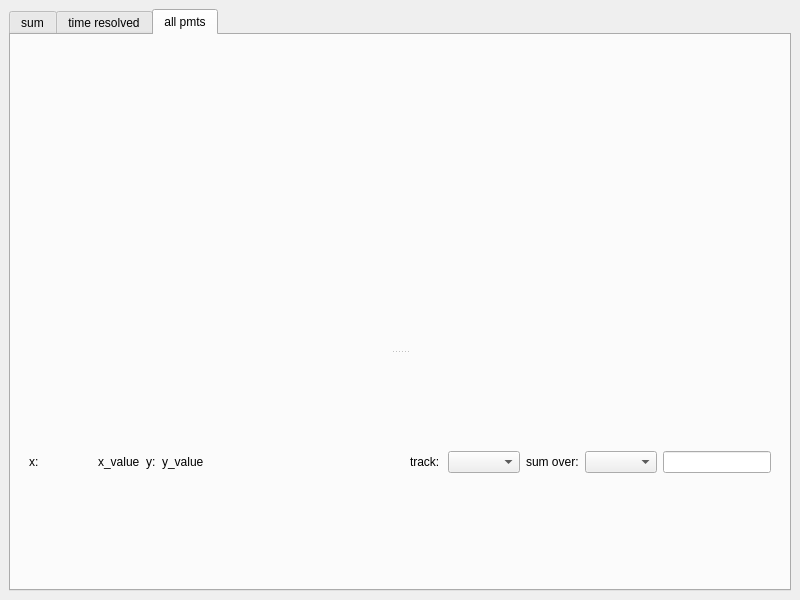
First picture: the form in TildaHost/source/Interface/LiveDataPlottingUi/Ui_LiveDataPlotting.ui, repository lasersphere/Tilda, before the edit.
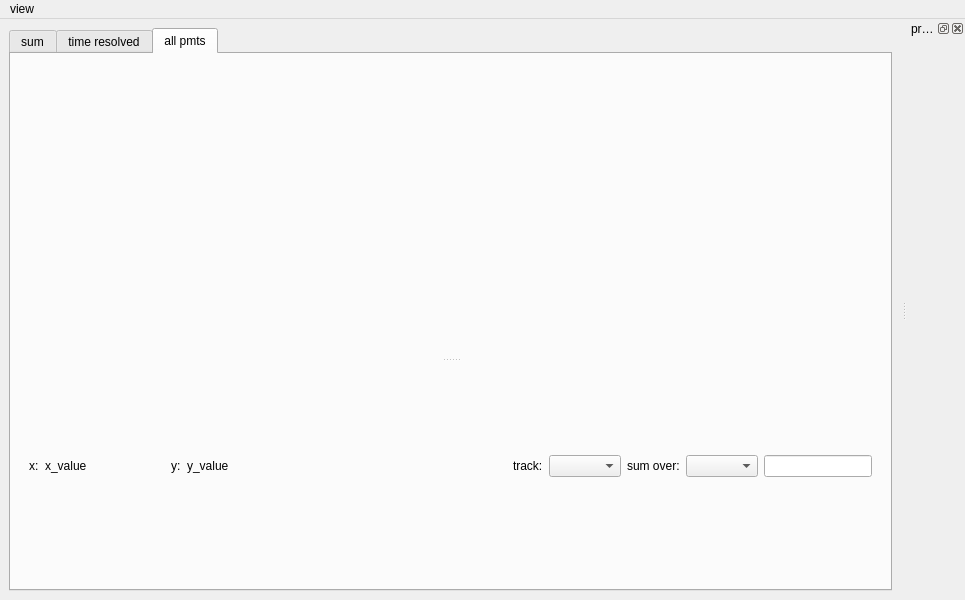
Second picture: the form after the edit. The open tabs and pages were chosen to show the change.

Commit message: merged progress win into livedataplotUi

```diff
--- a/TildaHost/source/Interface/LiveDataPlottingUi/Ui_LiveDataPlotting.ui
+++ b/TildaHost/source/Interface/LiveDataPlottingUi/Ui_LiveDataPlotting.ui
@@ -6,7 +6,7 @@
    <rect>
     <x>0</x>
     <y>0</y>
-    <width>800</width>
+    <width>955</width>
     <height>600</height>
    </rect>
   </property>
@@ -361,6 +361,18 @@
                </item>
                <item row="0" column="4">
                 <widget class="QLabel" name="label_y_coor_all_pmts">
+                 <property name="sizePolicy">
+                  <sizepolicy hsizetype="Fixed" vsizetype="Fixed">
+                   <horstretch>0</horstretch>
+                   <verstretch>0</verstretch>
+                  </sizepolicy>
+                 </property>
+                 <property name="minimumSize">
+                  <size>
+                   <width>120</width>
+                   <height>0</height>
+                  </size>
+                 </property>
                  <property name="text">
                   <string>y_value</string>
                  </property>
@@ -384,6 +396,18 @@
                </item>
                <item row="0" column="2">
                 <widget class="QLabel" name="label_x_coord_all_pmts">
+                 <property name="sizePolicy">
+                  <sizepolicy hsizetype="Fixed" vsizetype="Fixed">
+                   <horstretch>0</horstretch>
+                   <verstretch>0</verstretch>
+                  </sizepolicy>
+                 </property>
+                 <property name="minimumSize">
+                  <size>
+                   <width>120</width>
+                   <height>0</height>
+                  </size>
+                 </property>
                  <property name="text">
                   <string>x_value</string>
                  </property>
@@ -441,6 +465,40 @@
     </item>
    </layout>
   </widget>
+  <widget class="QDockWidget" name="dockWidget">
+   <property name="locale">
+    <locale language="English" country="UnitedStates"/>
+   </property>
+   <property name="windowTitle">
+    <string>progress</string>
+   </property>
+   <attribute name="dockWidgetArea">
+    <number>2</number>
+   </attribute>
+   <widget class="QWidget" name="widget_progress"/>
+  </widget>
+  <widget class="QMenuBar" name="menuBar">
+   <property name="geometry">
+    <rect>
+     <x>0</x>
+     <y>0</y>
+     <width>955</width>
+     <height>21</height>
+    </rect>
+   </property>
+   <widget class="QMenu" name="menuView">
+    <property name="title">
+     <string>view</string>
+    </property>
+    <addaction name="actionProgress"/>
+   </widget>
+   <addaction name="menuView"/>
+  </widget>
+  <action name="actionProgress">
+   <property name="text">
+    <string>progress</string>
+   </property>
+  </action>
  </widget>
  <resources/>
  <connections/>
```
Left out of the diff: 4 changed lines with no effect on the pictures. The commit also changes 6 other files.
